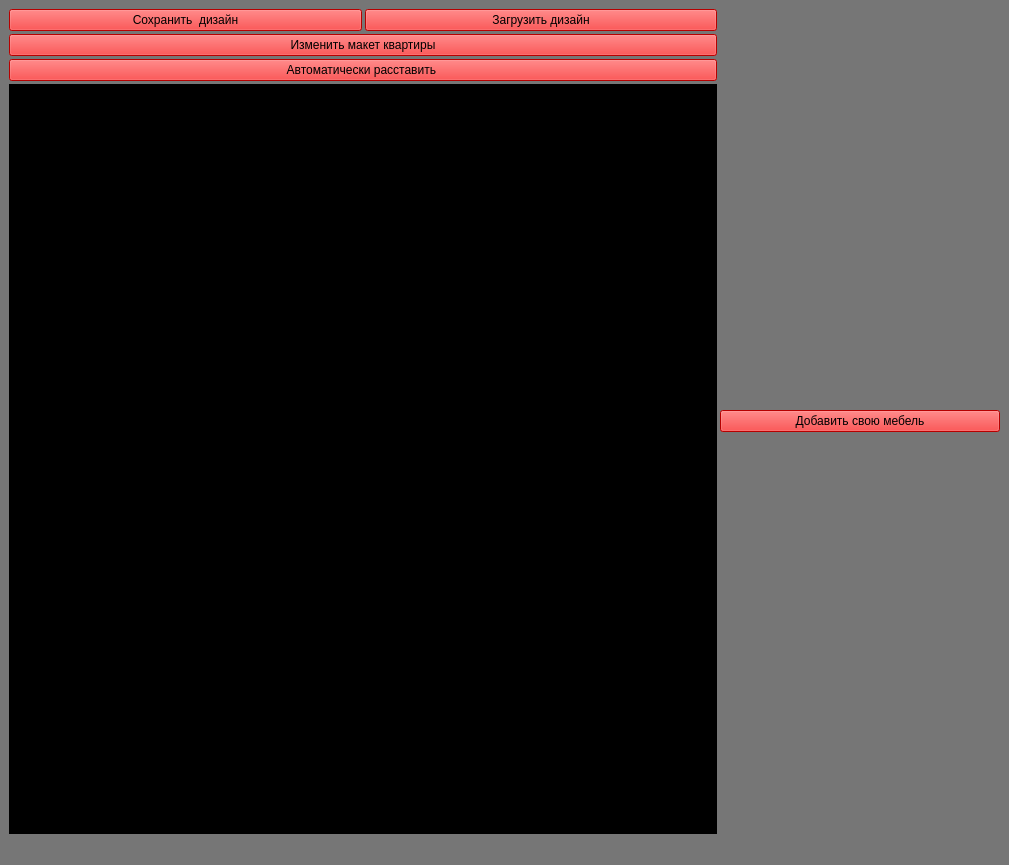
antonianton228/Vasya_ne_glavniy_Clown_and_me, file Main_window.ui: the form before one commit.
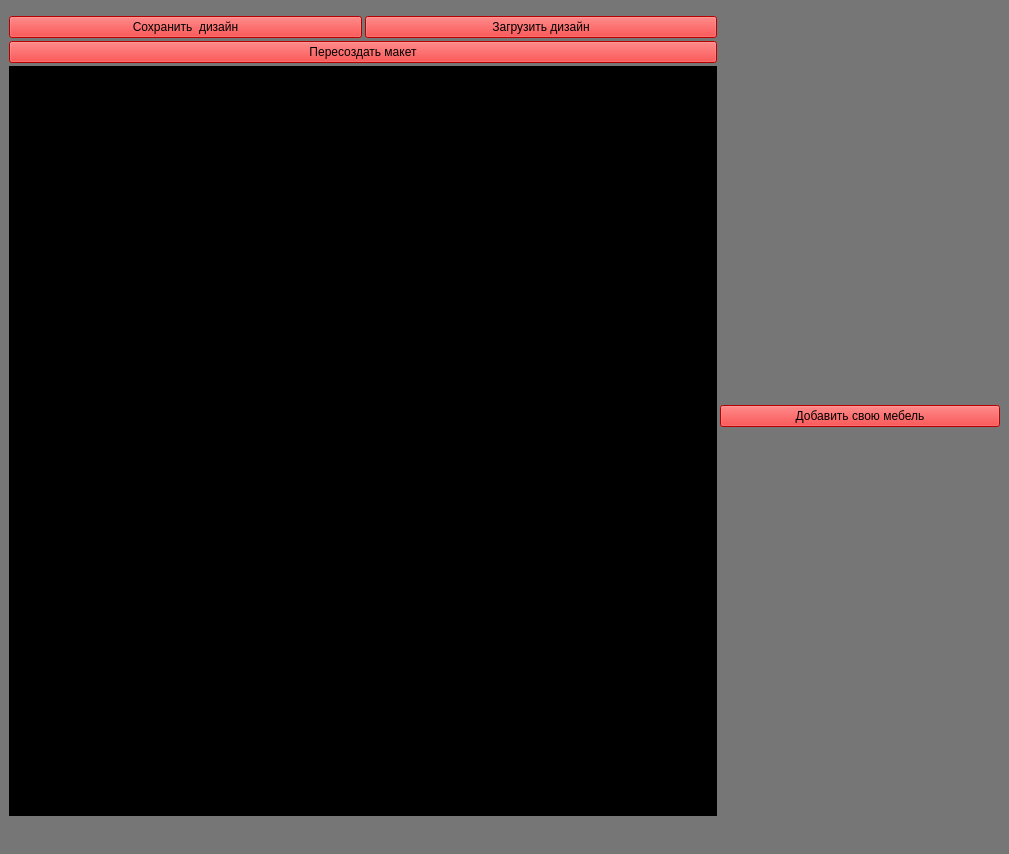
The form after the commit.

The edit to the form file:
```diff
--- a/Main_window.ui
+++ b/Main_window.ui
@@ -81,23 +81,7 @@
 }</string>
             </property>
             <property name="text">
-             <string>Изменить макет квартиры</string>
-            </property>
-           </widget>
-          </item>
-          <item>
-           <widget class="QPushButton" name="auto_razvodchic">
-            <property name="styleSheet">
-             <string notr="true">QPushButton {
-  background: rgb(255, 0, 0);
-}
-
-QPushButton:pressed{
-  background: rgb(38, 132, 255)
-}</string>
-            </property>
-            <property name="text">
-             <string>Автоматически расставить </string>
+             <string>Пересоздать макет</string>
             </property>
            </widget>
           </item>
```
